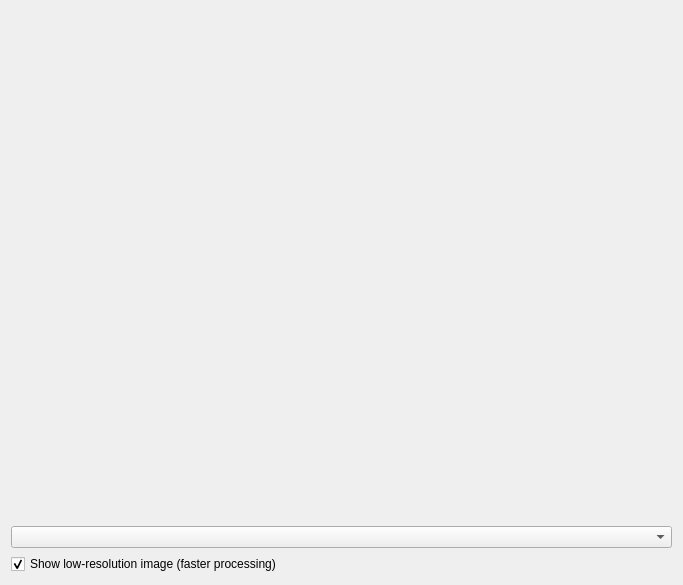
This is iris/resources/heatmap_plotter_overlay.ui in The-Thomas-Lab-UCL/orm-iris as Qt 5 draws it before an edit. The edited form follows.
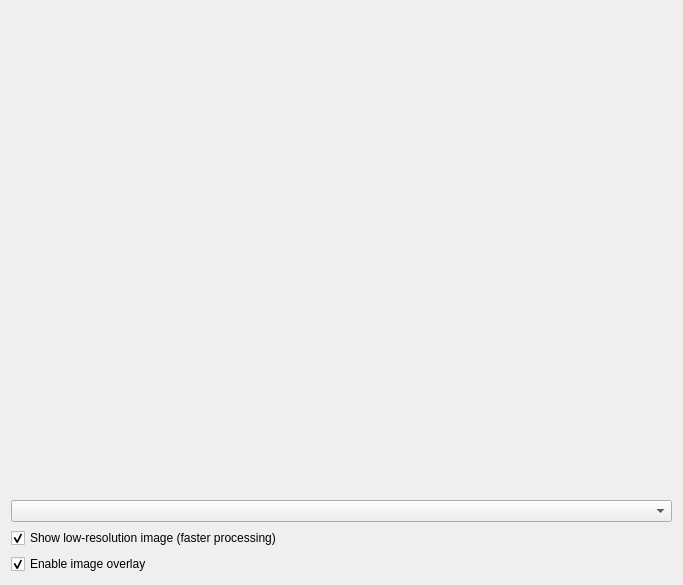
This is the edited form.

Commit message:
bugfix: heatmap brightfield overlay
now works as intended

What changed in the file:
```diff
--- a/iris/resources/heatmap_plotter_overlay.ui
+++ b/iris/resources/heatmap_plotter_overlay.ui
@@ -36,6 +36,16 @@
            </property>
           </widget>
          </item>
+         <item>
+          <widget class="QCheckBox" name="chk_overlay">
+           <property name="text">
+            <string>Enable image overlay</string>
+           </property>
+           <property name="checked">
+            <bool>true</bool>
+           </property>
+          </widget>
+         </item>
         </layout>
        </item>
        <item row="0" column="1" rowspan="2">
```
The commit also changes 4 other files.
